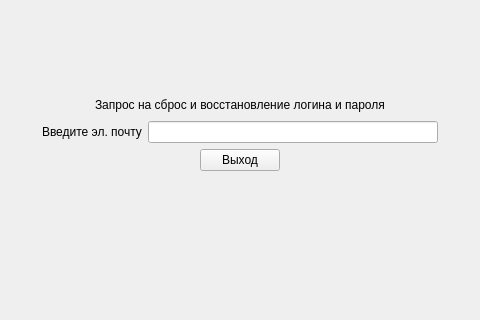
Above: YandexProject1/pupil_password_recovery.ui from JKarak/app-for-applications before the change; both pictures show x 260 to 740 and y 167 to 487 of the 1000 by 600 pixel window. Below: the same form after it.
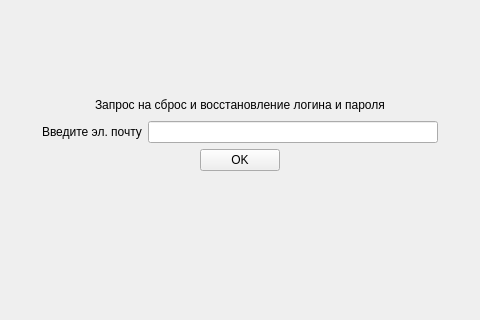
That is the form after the change.

Diff of the .ui file:
```diff
--- a/YandexProject1/pupil_password_recovery.ui
+++ b/YandexProject1/pupil_password_recovery.ui
@@ -124,7 +124,7 @@
        <item>
         <widget class="QPushButton" name="pushButton">
          <property name="text">
-          <string>Выход</string>
+          <string>OK</string>
          </property>
         </widget>
        </item>
```
